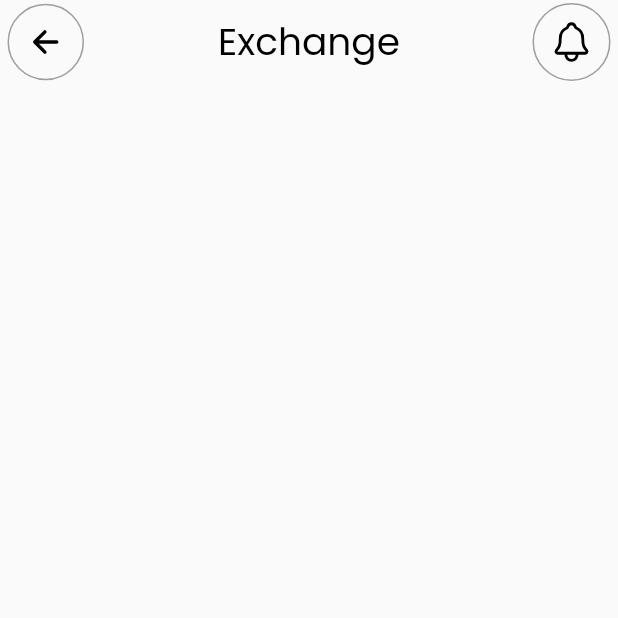
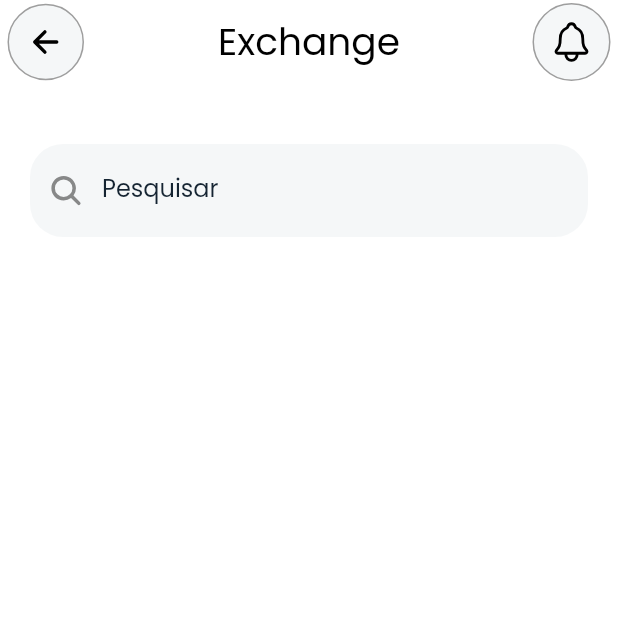
Before and after one commit to TiagoCrippa/Create-Theme, a Flutter app: the screen it shows after launch, after a tap on "Login", on a phone screen of 412 x 824 dp, the top half of it. Run offline on Flutter 3.47's test engine with Material 3 defaults, Android fonts, the phone set to English and light mode, and no system bars; our stand-ins replace ionicons.

Commit message:
feat textformfield

```diff
--- a/lib/components/my_app_bar.dart
+++ b/lib/components/my_app_bar.dart
@@ -23,10 +23,10 @@ AppBar appbar({
               onTap: () => Navigator.pop(context),
               child: Ink(
                 decoration: BoxDecoration(
-                  border: Border.all(color: Colors.grey),
-                  shape: BoxShape.circle,
-                  color: Colors.transparent, // Cor do círculo
-                ),
+                    border: Border.all(color: Colors.grey),
+                    shape: BoxShape.circle,
+                    color: Color(0xffF5F7F8) // Cor do círculo
+                    ),
                 child: Center(
                   child: Icon(
                     Ionicons.arrow_back,
@@ -69,7 +69,7 @@ class CircularIconButton extends StatelessWidget {
           decoration: BoxDecoration(
             border: Border.all(color: Colors.grey),
             shape: BoxShape.circle,
-            color: Colors.transparent, // Cor do círculo
+            color: Color(0xffF5F7F8), // Cor do círculo
           ),
           child: Center(
             child: Padding(
--- a/lib/main.dart
+++ b/lib/main.dart
@@ -19,7 +19,7 @@ class MyApp extends StatelessWidget {
       debugShowCheckedModeBanner: false,
       theme: ThemeData(
         colorScheme: ColorScheme.fromSeed(
-          seedColor: Color(0xFF7D0A0A),
+          seedColor: Colors.blue,
         ),
         fontFamily: "Poppins",
         elevatedButtonTheme: ElevatedButtonThemeData(
--- a/lib/page_login.dart
+++ b/lib/page_login.dart
@@ -1,5 +1,6 @@
 import 'package:criar_tema/components/my_app_bar.dart';
 import 'package:flutter/material.dart';
+import 'package:ionicons/ionicons.dart';
 
 class PageLogin extends StatelessWidget {
   const PageLogin({super.key});
@@ -7,8 +8,43 @@ class PageLogin extends StatelessWidget {
   @override
   Widget build(BuildContext context) {
     return Scaffold(
+      backgroundColor: Colors.white,
       appBar: appbar(temLeading: true, context: context, titulo: "Exchange"),
-      body: Container(),
+      body: Container(
+        width: double.infinity,
+        child: Padding(
+          padding: const EdgeInsets.symmetric(horizontal: 20),
+          child: Column(
+            crossAxisAlignment: CrossAxisAlignment.center,
+            children: [
+              SizedBox(
+                height: 40,
+              ),
+              TextFormField(
+                decoration: InputDecoration(
+                  prefixIcon: Icon(Ionicons.search),
+                  filled: true,
+                  fillColor: Color(0xffF5F7F8),
+                  label: Text(
+                    "Pesquisar",
+                    style: TextStyle(color: Color(0xff152432)),
+                  ),
+                  border: OutlineInputBorder(
+                    borderSide: BorderSide(
+                        color: Colors.red, width: 0, style: BorderStyle.none),
+                    borderRadius: BorderRadius.circular(22),
+                  ),
+                  enabledBorder: OutlineInputBorder(
+                    borderSide: BorderSide(
+                        color: Colors.red, width: 0, style: BorderStyle.none),
+                    borderRadius: BorderRadius.circular(22),
+                  ),
+                ),
+              )
+            ],
+          ),
+        ),
+      ),
     );
   }
 }
```
